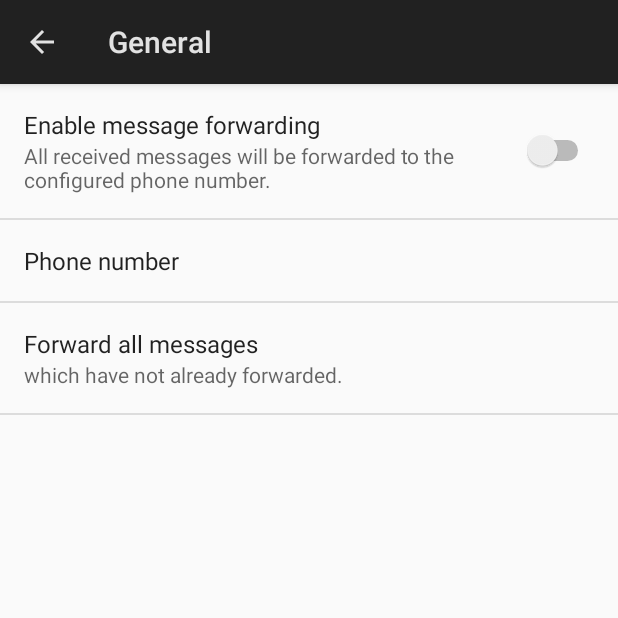
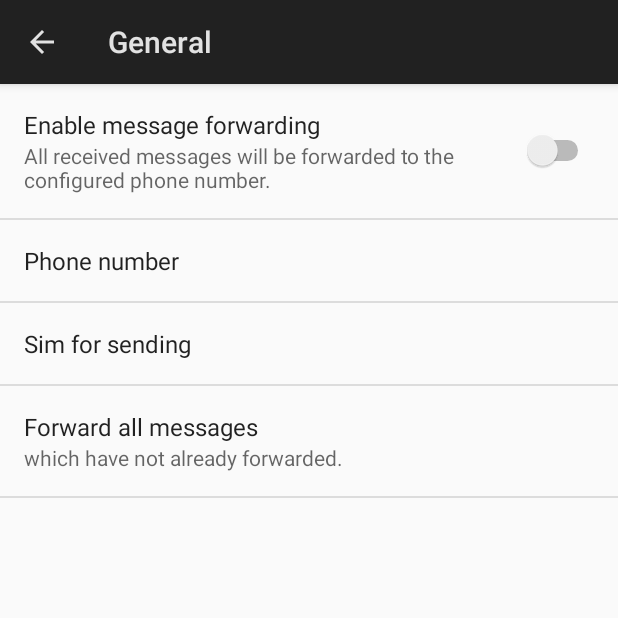
Before and after one commit to pablotp/sms_forwarder, an Android app: the SettingsActivity screen opened directly, with no data from a screen before it, after a tap on "General", on a phone screen of 412 x 824 dp, the top half of it. Run offline under Robolectric (Android 15) with nearby library versions, the light colour scheme and no system bars.

Commit message:
Provide a SIM selector in the Settings panel

```diff
--- a/app/src/main/java/com/pablotorregrosapaez/smsforwarder/SettingsActivity.java
+++ b/app/src/main/java/com/pablotorregrosapaez/smsforwarder/SettingsActivity.java
@@ -1,5 +1,6 @@
 package com.pablotorregrosapaez.smsforwarder;
 
+import android.annotation.SuppressLint;
 import android.content.Context;
 import android.content.Intent;
 import android.content.pm.PackageInfo;
@@ -16,12 +17,15 @@ import android.app.ActionBar;
 import android.preference.PreferenceFragment;
 import android.preference.PreferenceManager;
 import android.preference.RingtonePreference;
+import android.telephony.SubscriptionInfo;
+import android.telephony.SubscriptionManager;
 import android.text.TextUtils;
 import android.view.MenuItem;
 
 import androidx.core.app.NavUtils;
 
 import java.util.List;
+import java.util.stream.Collector;
 
 public class SettingsActivity extends PreferenceActivity {
     private static Preference.OnPreferenceChangeListener sBindPreferenceSummaryToValueListener = (preference, value) -> {
@@ -85,9 +89,27 @@ public class SettingsActivity extends PreferenceActivity {
             addPreferencesFromResource(R.xml.pref_general);
             setHasOptionsMenu(true);
 
+            // Phone number
             Preference preference = findPreference(getString(R.string.pref_key_phone_number));
             bindPreferenceSummaryToValue(preference);
 
+            // Sim list
+            SubscriptionManager subscriptionManager = (SubscriptionManager) this.getContext().getSystemService(Context.TELEPHONY_SUBSCRIPTION_SERVICE);
+            @SuppressLint("MissingPermission") List<SubscriptionInfo> subscriptionInfoList = subscriptionManager.getActiveSubscriptionInfoList();
+            String[] simNames = subscriptionInfoList.stream()
+                    .map(SubscriptionInfo::getDisplayName)
+                    .toArray(String[]::new);
+            String[] simIds = subscriptionInfoList.stream()
+                    .map(SubscriptionInfo::getSubscriptionId)
+                    .map(Object::toString)
+                    .toArray(String[]::new);
+            ListPreference simList = (ListPreference) findPreference(getString(R.string.pref_key_sim_list));
+            simList.setEntries(simNames);
+            simList.setEntryValues(simIds);
+            simList.setDefaultValue("1");
+            bindPreferenceSummaryToValue(simList);
+
+            // Forward all
             Preference button = findPreference(getString(R.string.pref_key_forward_all));
             button.setOnPreferenceClickListener(preference1 -> {
                 System.out.println("Forwarding messages ...");
@@ -107,7 +129,5 @@ public class SettingsActivity extends PreferenceActivity {
             bindPreferenceSummaryToValue(preference);
             preference.setSummary(BuildConfig.VERSION_NAME);
         }
-
-
     }
 }
--- a/app/src/main/res/values/strings.xml
+++ b/app/src/main/res/values/strings.xml
@@ -17,6 +17,8 @@
     <string name="pref_key_forward_switch">pref_key_forward_switch</string>
     <string name="pref_title_phone_number">Phone number</string>
     <string name="pref_key_phone_number">pref_key_phone_number</string>
+    <string name="pref_key_sim_list">pref_key_sim_list</string>
+    <string name="pref_title_sim_list">Sim for sending</string>
     <string name="pref_title_forward_all_button">Forward all messages</string>
     <string name="pref_description_forward_all_button">which have not already forwarded.</string>
     <string name="pref_key_forward_all">pref_key_forward_all</string>
--- a/app/src/main/res/xml/pref_general.xml
+++ b/app/src/main/res/xml/pref_general.xml
@@ -13,6 +13,10 @@
         android:singleLine="true"
         android:title="@string/pref_title_phone_number" />
 
+    <ListPreference
+        android:key="@string/pref_key_sim_list"
+        android:title="@string/pref_title_sim_list" />
+
     <Preference android:title="@string/pref_title_forward_all_button"
         android:key="@string/pref_key_forward_all"
         android:summary="@string/pref_description_forward_all_button" />
```
Also changed, not shown: app/src/main/java/com/pablotorregrosapaez/smsforwarder/SmsSender.java (+30 -2 lines).
